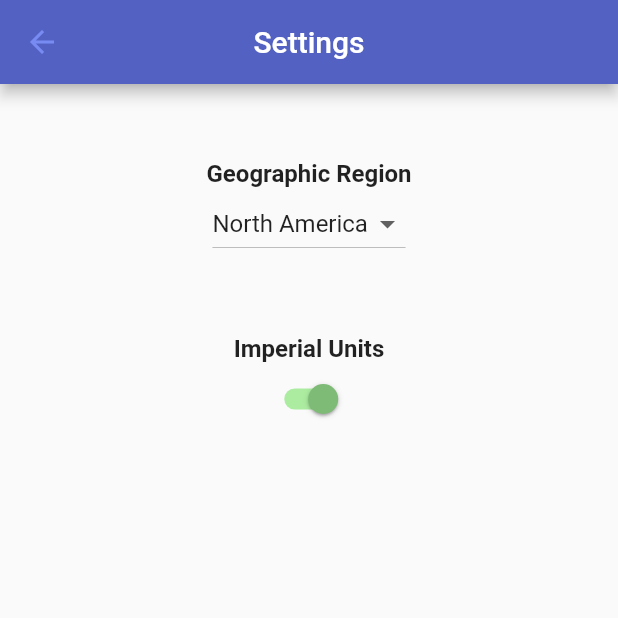
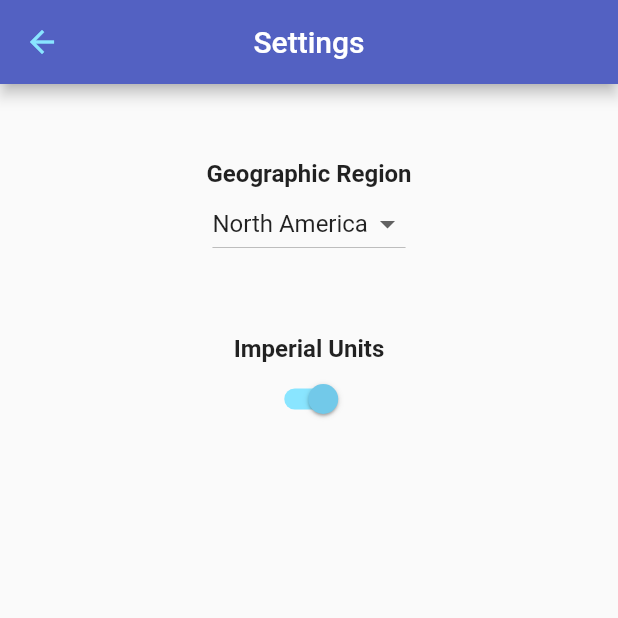
Before and after one commit to jacobjdong/Trash-Specto, a Flutter app: the screen it shows after launch, after a tap on "Settings", on a phone screen of 412 x 824 dp, the top half of it. Run offline on Flutter 3.47's test engine with Material 2 defaults, Android fonts, the phone set to English and light mode, and no system bars; missing offline and left inert: arcore_flutter_plugin; Roboto replaces fonts that are missing (Georgia).

Commit message:
colors, new background, and a couple minor things
not much, just a couple aesthetic things and such

```diff
--- a/trashspecto1/lib/arcore.dart
+++ b/trashspecto1/lib/arcore.dart
@@ -45,7 +45,7 @@ class _AutoDetectPlaneState extends State<AutoDetectPlane> {
         appBar: new AppBar(
         centerTitle: true,
         leading: IconButton(
-          icon: Icon(Icons.home, color: Color(0xff778BF3)),
+          icon: Icon(Icons.home, color: Color(0xff89e5ff)),
           onPressed: () {
             while (Navigator.canPop(ctxt)) {
               Navigator.pop(ctxt);
--- a/trashspecto1/lib/food.dart
+++ b/trashspecto1/lib/food.dart
@@ -32,7 +32,7 @@ class _ScreenFoodWasteState extends State<ScreenFoodWaste> {
         appBar: new AppBar(
           centerTitle: true,
           leading: IconButton(
-            icon: Icon(Icons.arrow_back, color: Color(0xff778BF3)),
+            icon: Icon(Icons.arrow_back, color: Color(0xff89e5ff)),
             onPressed: () {
               Navigator.pop(ctxt);
             }
--- a/trashspecto1/lib/main.dart
+++ b/trashspecto1/lib/main.dart
@@ -14,7 +14,7 @@ class MyApp extends StatelessWidget {
       title: 'Flutter Demo',
       theme: ThemeData(
         primaryColor: Color(0xff5361c2),
-        accentColor: Color(0xff9ee493),
+        accentColor: Color(0xff89e5ff),
 
         fontFamily: 'Georgia'
       ),
@@ -206,7 +206,7 @@ class ScreenARViewer extends StatelessWidget {
       appBar: new AppBar(
         centerTitle: true,
         leading: IconButton(
-          icon: Icon(Icons.arrow_back, color: Color(0xff778BF3)),
+          icon: Icon(Icons.arrow_back, color: Color(0xff89e5ff)),
           onPressed: () {
             Navigator.pop(ctxt);
           }
--- a/trashspecto1/lib/settings.dart
+++ b/trashspecto1/lib/settings.dart
@@ -28,7 +28,7 @@ class _SettingsState extends State<Settings> {
       appBar: new AppBar(
         centerTitle: true,
         leading: IconButton(
-          icon: Icon(Icons.arrow_back, color: Color(0xff778BF3)),
+          icon: Icon(Icons.arrow_back, color: Color(0xff89e5ff)),
           onPressed: () {
             Navigator.pop(ctxt);
           }
@@ -60,7 +60,7 @@ class _SettingsState extends State<Settings> {
                     });
                     widget.updateRegion(newValue);
                   },
-                  items: <String>['Oceania','North America', 'South America', 'Asia', 'Europe', 'Africa'].map((String value) {
+                  items: <String>['Asia', 'Africa', 'Europe', 'North America', 'South America', 'Oceania'].map((String value) {
                     return new DropdownMenuItem<String>(
                       value: value,
                       child: new Text(value),
@@ -86,8 +86,8 @@ class _SettingsState extends State<Settings> {
                     });
                     widget.updateMetric(value);
                   },
-                  activeTrackColor: Color(0xffabeca0),
-                  activeColor: Color(0xff7eBB76),
+                  activeTrackColor: Color(0xff89e5ff),
+                  activeColor: Color(0xff72c9e9),
                   autofocus: false,
                 ),
 
--- a/trashspecto1/lib/trash.dart
+++ b/trashspecto1/lib/trash.dart
@@ -33,7 +33,7 @@ class _ScreenTrashState extends State<ScreenTrash> {
         appBar: new AppBar(
           centerTitle: true,
           leading: IconButton(
-            icon: Icon(Icons.arrow_back, color: Color(0xff778BF3)),
+            icon: Icon(Icons.arrow_back, color: Color(0xff89e5ff)),
             onPressed: () {
               Navigator.pop(ctxt);
             }
--- a/trashspecto1/lib/water.dart
+++ b/trashspecto1/lib/water.dart
@@ -34,7 +34,7 @@ class _ScreenWastewaterState extends State<ScreenWastewater> {
         appBar: new AppBar(
           centerTitle: true,
           leading: IconButton(
-            icon: Icon(Icons.arrow_back, color: Color(0xff778BF3)),
+            icon: Icon(Icons.arrow_back, color: Color(0xff89e5ff)),
             onPressed: () {
               Navigator.pop(ctxt);
             }
```
